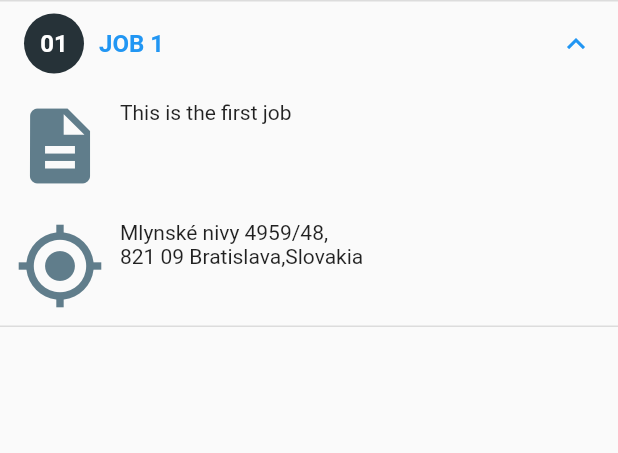
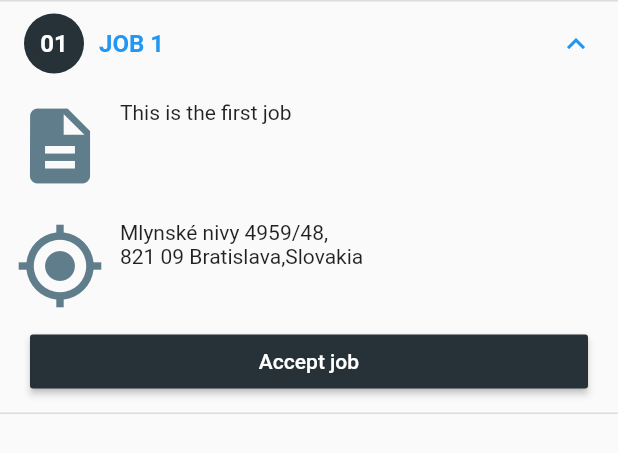
Before and after one commit to FRINXio/frinx-job-pooler, a Flutter app: the _JobItem widget shown alone on an empty page, opened directly with sample values from the repository, after a tap on an icon or button, on a phone screen of 412 x 824 dp. Shown: the top 453 px of the screen. Run offline on Flutter 3.47's test engine with Material 2 defaults, Android fonts, the phone set to English and light mode, and no system bars; our stand-ins replace sprintf.

Commit message:
Added job button widget
Signed-off-by: Jaroslav Tóth <jtoth@frinx.io>

```diff
--- /dev/null
+++ b/lib/design/tabs/common/job_button.dart
@@ -0,0 +1,24 @@
+import 'package:flutter/material.dart';
+
+class JobButton extends StatelessWidget {
+  final String buttonTitle;
+  final VoidCallback onPressedAction;
+
+  const JobButton(this.buttonTitle, this.onPressedAction);
+
+  @override
+  Widget build(BuildContext context) {
+    // TODO: implement build
+    return SizedBox(
+      width: double.infinity,
+      child: RaisedButton(
+        onPressed: onPressedAction,
+        child: Text(
+          buttonTitle,
+          style: TextStyle(color: Colors.white),
+        ),
+        color: Colors.blueGrey[900],
+      ),
+    );
+  }
+}
--- a/lib/design/tabs/job_pool_tab.dart
+++ b/lib/design/tabs/job_pool_tab.dart
@@ -1,8 +1,10 @@
 import 'package:flutter/material.dart';
+import 'package:frinx_job_pooler/design/tabs/common/job_button.dart';
 import 'package:frinx_job_pooler/design/tabs/common/job_description_widget.dart';
 import 'package:frinx_job_pooler/design/tabs/common/job_location_widget.dart';
 import 'package:frinx_job_pooler/design/tabs/common/job_title_widget.dart';
 import 'package:frinx_job_pooler/model/job_description.dart';
+import 'package:frinx_job_pooler/utils/global_app_constants.dart';
 
 final List<JobDescription> jobData = <JobDescription>[
   JobDescription(1, 'Job 1',
@@ -29,6 +31,7 @@ class JobPoolTab extends StatelessWidget {
 
 class _JobItem extends StatelessWidget {
   static const String ID_FORMAT = '%02d';
+  static const String BUTTON_TITLE = 'Accept job';
   final JobDescription entry;
 
   const _JobItem(this.entry);
@@ -45,11 +48,17 @@ class _JobItem extends StatelessWidget {
   Widget _buildJobDescriptionWidget(JobDescription jobEntry) {
     final List<Widget> rows = [];
     if (entry.description != null) {
-      rows.add(new JobDescriptionWidget(jobEntry));
+      rows.add(JobDescriptionWidget(jobEntry));
     }
     if (entry.location != null) {
-      rows.add(new JobLocationWidget(jobEntry));
+      rows.add(JobLocationWidget(jobEntry));
     }
+    rows.add(Padding(
+      padding: const EdgeInsets.only(left: 20, right: 20, bottom: 10),
+      child: JobButton(BUTTON_TITLE, () => {
+        // todo
+      }),
+    ));
 
     return Column(
       children: rows,
```
